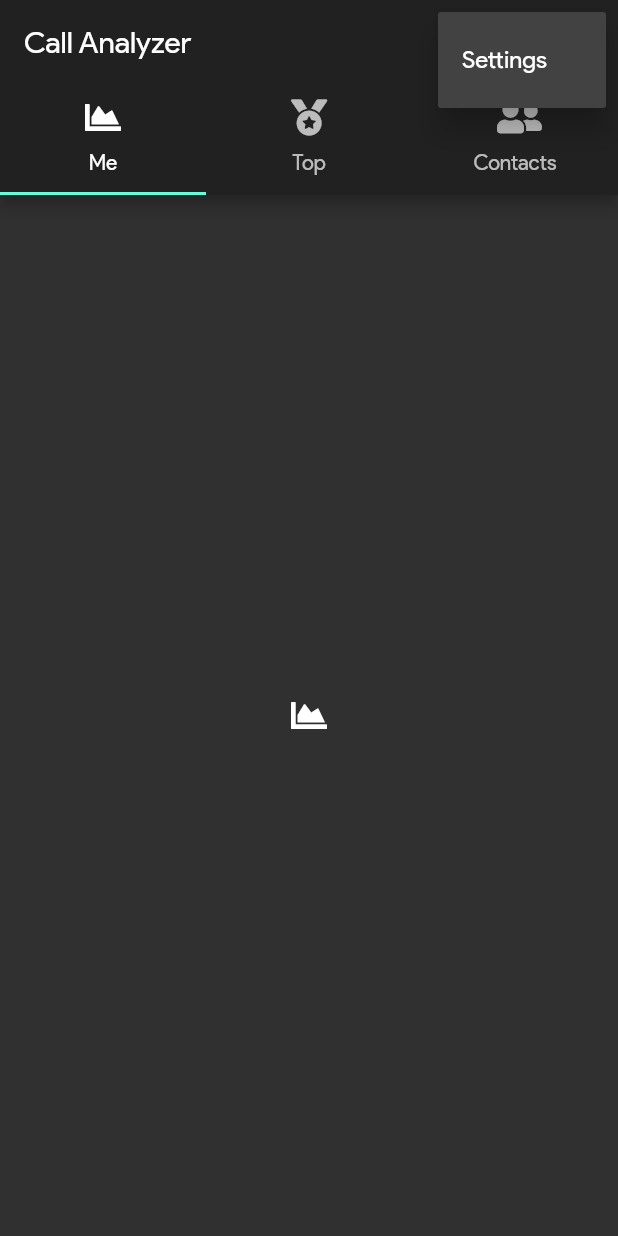
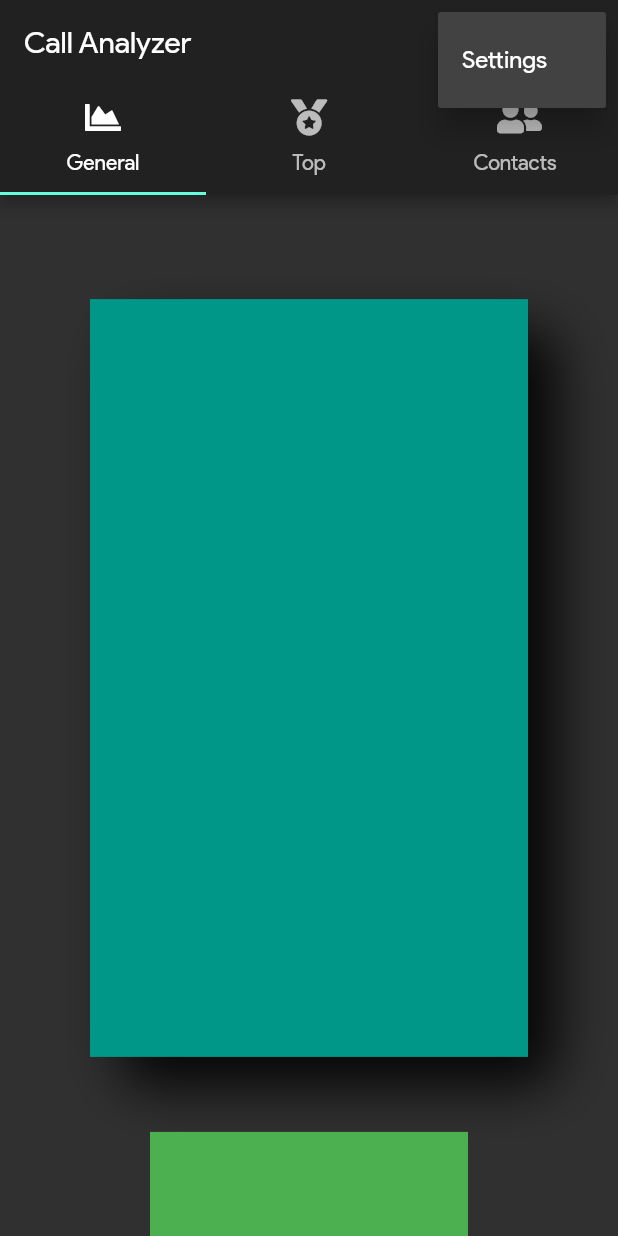
Before and after one commit to tomporat247/call-analyzer, a Flutter app: the screen it shows after launch, after a tap on the "more vert" icon, on a phone screen of 412 x 824 dp. Run offline on Flutter 3.47's test engine with Material 2 defaults, Android fonts, the phone set to English and light mode, and no system bars; our stand-ins replace contacts_service, flare_flutter, font_awesome_flutter, get_it, liquid_progress_indicator, permission_handler; missing offline and left inert: call_log.

Commit message:
build the slide show widget

```diff
--- /dev/null
+++ b/lib/analysis/general_details/general_details.dart
@@ -0,0 +1,13 @@
+import 'package:call_analyzer/analysis/widgets/slide_show.dart';
+import 'package:flutter/material.dart';
+
+class GeneralDetails extends StatelessWidget {
+  @override
+  Widget build(BuildContext context) {
+    return SlideShow(<Widget>[
+      Container(color: Colors.teal),
+      Container(color: Colors.green),
+      Container(color: Colors.blue),
+    ]);
+  }
+}
--- a/lib/analysis/home/analysis_home.dart
+++ b/lib/analysis/home/analysis_home.dart
@@ -1,4 +1,5 @@
 import 'package:call_analyzer/analysis/contacts/contact_profile.dart';
+import 'package:call_analyzer/analysis/general_details/general_details.dart';
 import 'package:call_analyzer/analysis/home/contact_search.dart';
 import 'package:call_analyzer/config.dart';
 import 'package:contacts_service/contacts_service.dart';
@@ -15,7 +16,7 @@ class AnalysisHome extends StatelessWidget {
             title: Text(appTitle),
             bottom: TabBar(
               tabs: <Widget>[
-                Tab(text: 'Me', icon: Icon(FontAwesomeIcons.chartArea)),
+                Tab(text: 'General', icon: Icon(FontAwesomeIcons.chartArea)),
                 Tab(text: 'Top', icon: Icon(FontAwesomeIcons.medal)),
                 Tab(text: 'Contacts', icon: Icon(FontAwesomeIcons.userFriends)),
               ],
@@ -36,7 +37,7 @@ class AnalysisHome extends StatelessWidget {
           ),
           body: TabBarView(
             children: <Widget>[
-              Icon(FontAwesomeIcons.chartArea),
+              GeneralDetails(),
               Icon(FontAwesomeIcons.medal),
               Icon(FontAwesomeIcons.userFriends)
             ],
--- /dev/null
+++ b/lib/analysis/widgets/slide_show.dart
@@ -0,0 +1,69 @@
+import 'package:flutter/material.dart';
+
+class SlideShow extends StatefulWidget {
+  final List<Widget> slides;
+
+  SlideShow(this.slides);
+
+  @override
+  _SlideShowState createState() => _SlideShowState();
+}
+
+class _SlideShowState extends State<SlideShow> {
+  final PageController _pageController = PageController(viewportFraction: 0.8);
+  final double _slideBorderRadius = 20.0;
+  int _currentPageIndex;
+
+  @override
+  initState() {
+    _currentPageIndex = 0;
+    _listenToPageChanges();
+    super.initState();
+  }
+
+  @override
+  Widget build(BuildContext context) {
+    return PageView.builder(
+      controller: _pageController,
+      scrollDirection: Axis.vertical,
+
+      itemCount: widget.slides.length,
+      itemBuilder: (BuildContext context, int pageIndex) {
+        bool active = _currentPageIndex == pageIndex;
+        return _buildSlide(widget.slides[pageIndex], active);
+      },
+    );
+  }
+
+  _listenToPageChanges() {
+    _pageController.addListener(() {
+      int next = _pageController.page.round();
+      if (_currentPageIndex != next) {
+        setState(() {
+          _currentPageIndex = next;
+        });
+      }
+    });
+  }
+
+  Widget _buildSlide(Widget slide, bool active) {
+    final double blur = active ? 30 : 0;
+    final double offset = active ? 20 : 0;
+    final double sides = active ? 60 : 100;
+
+    return AnimatedContainer(
+      duration: Duration(seconds: 1),
+      curve: Curves.easeOutQuint,
+      margin: EdgeInsets.only(left: sides, right: sides, bottom: 50),
+      decoration: BoxDecoration(
+          borderRadius: BorderRadius.circular(_slideBorderRadius),
+          boxShadow: [
+            BoxShadow(
+                color: Colors.black87,
+                blurRadius: blur,
+                offset: Offset(offset, offset))
+          ]),
+      child: slide,
+    );
+  }
+}
```
